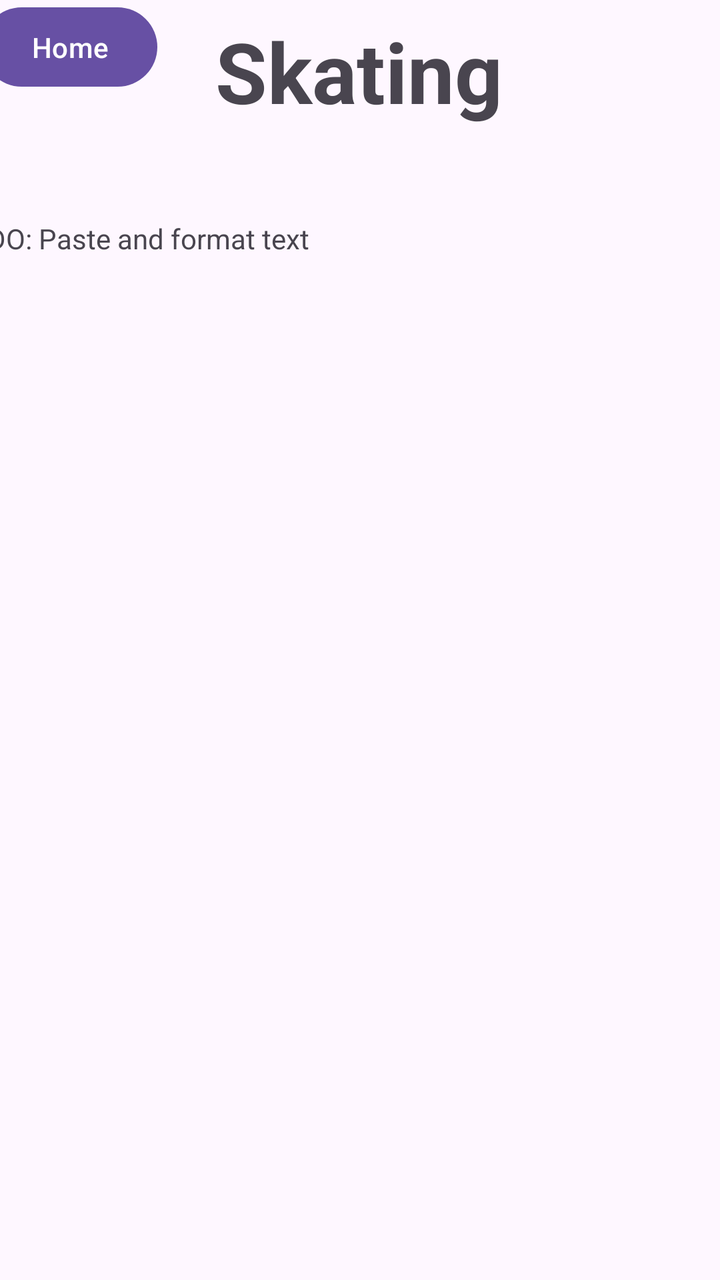
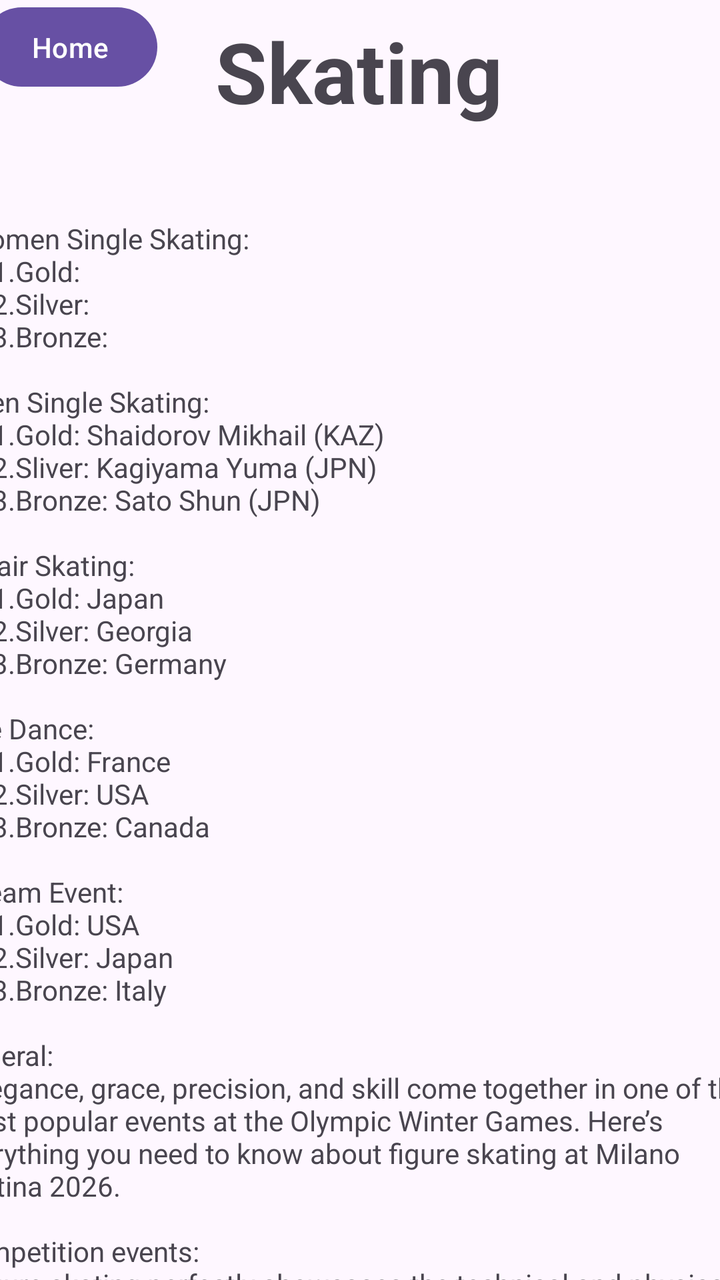

Screens rendered from an Android XML layout before and after an edit, with the pre-edit source and the edit as a unified diff.
<!-- AndroidManifest.xml: application theme Theme.Olympicwintergames -->
<!-- res/layout/activity_main5.xml -->
<?xml version="1.0" encoding="utf-8"?>
<androidx.constraintlayout.widget.ConstraintLayout xmlns:android="http://schemas.android.com/apk/res/android"
    xmlns:app="http://schemas.android.com/apk/res-auto"
    xmlns:tools="http://schemas.android.com/tools"
    android:id="@+id/main"
    android:layout_width="match_parent"
    android:layout_height="match_parent"
    tools:context=".MainActivity5">

    <TextView
        android:id="@+id/textView4"
        android:layout_width="wrap_content"
        android:layout_height="wrap_content"
        android:layout_marginStart="137dp"
        android:layout_marginTop="64dp"
        android:layout_marginEnd="138dp"
        android:layout_marginBottom="23dp"
        android:text="Skating"
        android:textSize="42sp"
        android:textStyle="bold"
        app:layout_constraintBottom_toTopOf="@+id/scrollView3"
        app:layout_constraintEnd_toEndOf="parent"
        app:layout_constraintStart_toStartOf="parent"
        app:layout_constraintTop_toTopOf="parent" />

    <Button
        android:id="@+id/button"
        android:layout_width="wrap_content"
        android:layout_height="wrap_content"
        android:layout_marginStart="16dp"
        android:layout_marginTop="16dp"
        android:layout_marginEnd="307dp"
        android:layout_marginBottom="79dp"
        android:onClick="goToHome"
        android:text="Home"
        app:layout_constraintBottom_toTopOf="@+id/scrollView3"
        app:layout_constraintEnd_toEndOf="parent"
        app:layout_constraintStart_toStartOf="parent"
        app:layout_constraintTop_toTopOf="parent" />

    <ScrollView
        android:id="@+id/scrollView3"
        android:layout_width="409dp"
        android:layout_height="587dp"
        android:layout_marginStart="1dp"
        android:layout_marginTop="23dp"
        android:layout_marginEnd="1dp"
        app:layout_constraintBottom_toBottomOf="parent"
        app:layout_constraintEnd_toEndOf="parent"
        app:layout_constraintStart_toStartOf="parent"
        app:layout_constraintTop_toBottomOf="@+id/textView4">

        <TextView
            android:id="@+id/textView5"
            android:layout_width="match_parent"
            android:layout_height="wrap_content"
            android:text="TODO: Paste and format text" />
    </ScrollView>
</androidx.constraintlayout.widget.ConstraintLayout>
<!-- resources referenced by this layout -->
<resources>
  <style name="Theme.Olympicwintergames" parent="Base.Theme.Olympicwintergames" />
  <style name="Base.Theme.Olympicwintergames" parent="Theme.Material3.DayNight.NoActionBar">
          
          
      </style>
</resources>

<!-- the commit's change to res/layout/activity_main5.xml (unified diff, before → after) -->
@@ -54,6 +54,13 @@
             android:id="@+id/textView5"
             android:layout_width="match_parent"
             android:layout_height="wrap_content"
-            android:text="TODO: Paste and format text" />
+            android:text="\tWomen Single Skating:\n\t\t\t1.Gold:\n\t\t\t2.Silver:\n\t\t\t3.Bronze:\n\n\tMen Single Skating:\n\t\t\t1.Gold: Shaidorov Mikhail (KAZ)\n\t\t\t2.Sliver: Kagiyama Yuma (JPN)\n\t\t\t3.Bronze: Sato Shun (JPN)\n\n\t
+
+Pair Skating:\n\t\t\t1.Gold: Japan\n\t\t\t2.Silver: Georgia\n\t\t\t3.Bronze: Germany\n\n\tIce Dance:\n\t\t\t1.Gold: France\n\t\t\t2.Silver: USA\n\t\t\t3.Bronze: Canada\n\n\t Team Event:\n\t\t\t1.Gold: USA\n\t\t\t2.Silver: Japan\n\t\t\t3.Bronze: Italy\n\nGeneral:\n\tElegance, grace, precision, and skill come together in one of the most popular events at the Olympic Winter Games. Here’s everything you need to know about figure skating at Milano Cortina 2026.\n\nCompetition events:\n\tFigure skating perfectly showcases the technical and physical abilities of its incredible performers. Whether solo or in pairs, figure skaters demonstrate balance and control on the ice, setting beautiful routines to music. It is a combination of athleticism and top-notch technical skill. The figure skating competitions at Milano Cortina 2026 will include five events.
+\n\nOlympic history:\n\tFigure skating is the oldest sport at the Olympic Winter Games, but made its Olympic debut at the summer edition of the Games at London 1908 and again in Antwerp in 1920. Since 1972, there have been events in men’s and women’s singles and a pairs competition. Ice dance was added in 1976. There have been events in men's singles, women’s singles, and pairs skating at every edition of the Olympic Winter Games. Ice dance was added in 1976, with a team competition introduced at Sochi 2014.\n\nRules:\n\tFigure skating includes five disciplines: men’s singles, women’s singles, pairs, ice dance, and the team competition. In the men’s, women’s, and pairs events, skaters perform two programs, a short program with required technical elements and a free program that also contains mandatory elements but allows more creative freedom, and both programs use music chosen by the athletes. Pairs must perform elements such as jumps and parallel spins together with strong synchronization, while ice dance differs by excluding jumps and overhead lifts and focusing instead on rhythm, precision, and choreography. Ice dance consists of a rhythm dance, with a music style selected each year by the International Skating Union, and a free dance that offers more artistic flexibility. Scoring is determined by a technical panel that identifies each element and its difficulty level, along with nine judges who evaluate execution quality and artistic components, and the combined scores from both programs determine the final results. The team competition has a qualifying phase and a final phase, both using the traditional short program and free skate, and during qualification each nation presents a male skater, female skater, pair, and ice dance team performing their short programs to earn points. This event takes place before the Opening Ceremony and is limited to the top ten countries in the seasonal world ranking.\n\n
+
+
+
+" />
     </ScrollView>
 </androidx.constraintlayout.widget.ConstraintLayout>
